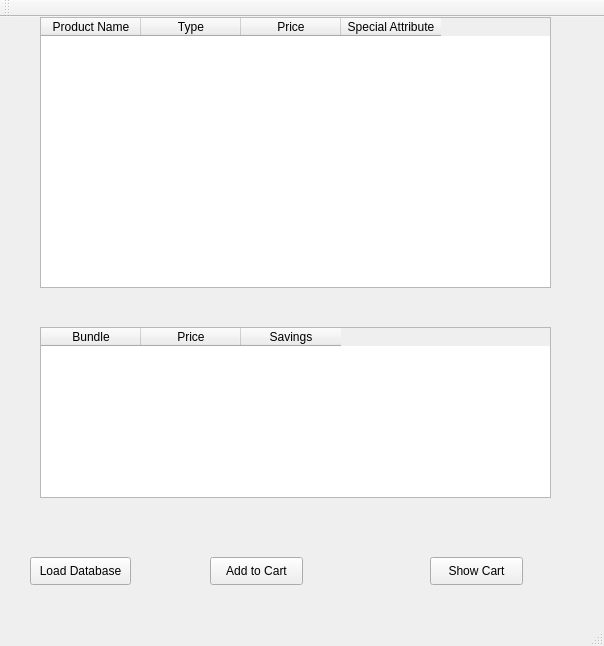
First picture: the form in mainwindow.ui, repository Goodr112/CSE335Project2, before the edit.
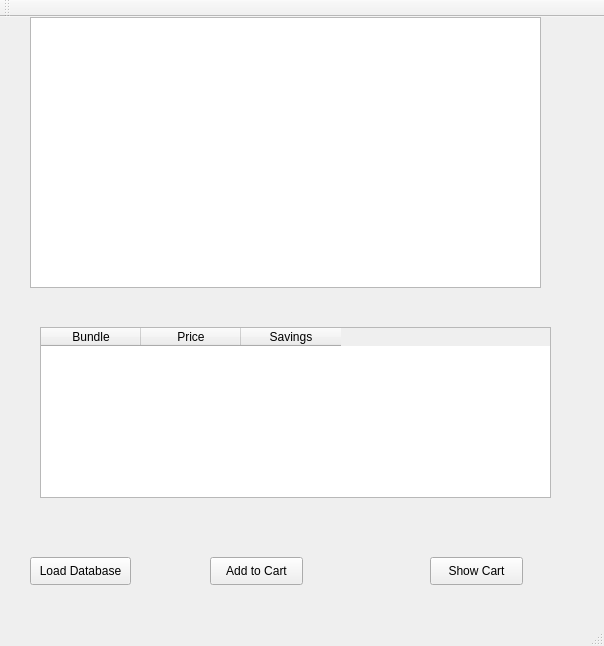
Second picture: the form after the edit.

```diff
--- a/mainwindow.ui
+++ b/mainwindow.ui
@@ -17,32 +17,12 @@
    <widget class="QTableWidget" name="productsTable">
     <property name="geometry">
      <rect>
-      <x>40</x>
+      <x>30</x>
       <y>0</y>
       <width>511</width>
       <height>271</height>
      </rect>
     </property>
-    <column>
-     <property name="text">
-      <string>Product Name</string>
-     </property>
-    </column>
-    <column>
-     <property name="text">
-      <string>Type</string>
-     </property>
-    </column>
-    <column>
-     <property name="text">
-      <string>Price</string>
-     </property>
-    </column>
-    <column>
-     <property name="text">
-      <string>Special Attribute</string>
-     </property>
-    </column>
    </widget>
    <widget class="QTableWidget" name="bundlesTable">
     <property name="geometry">
```
